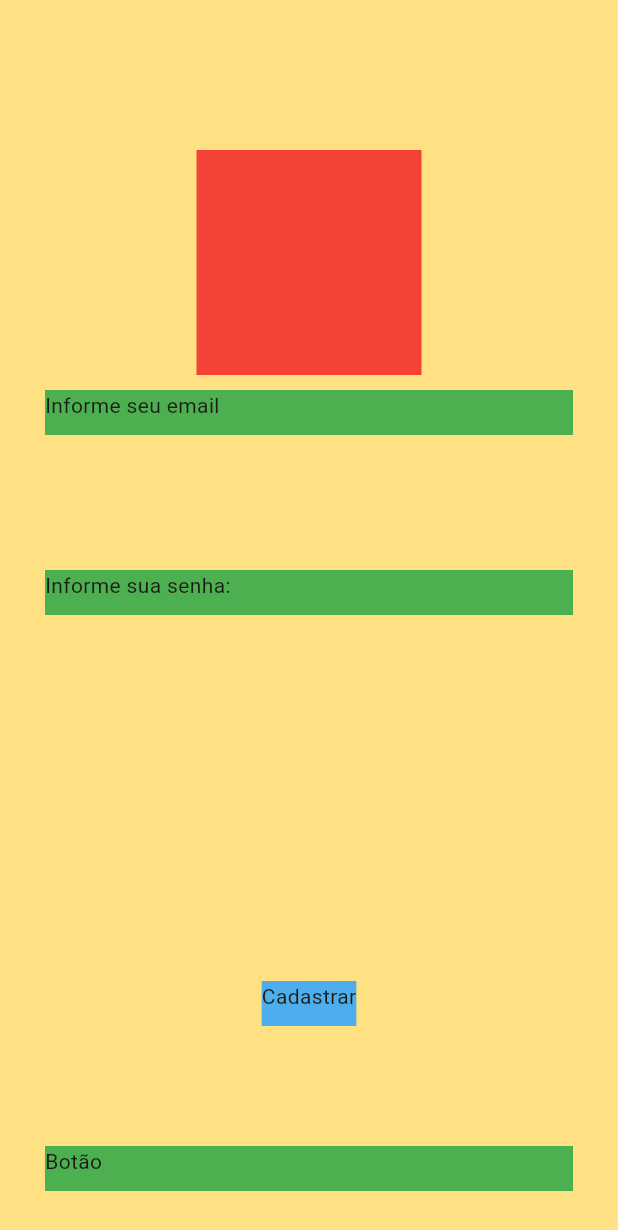
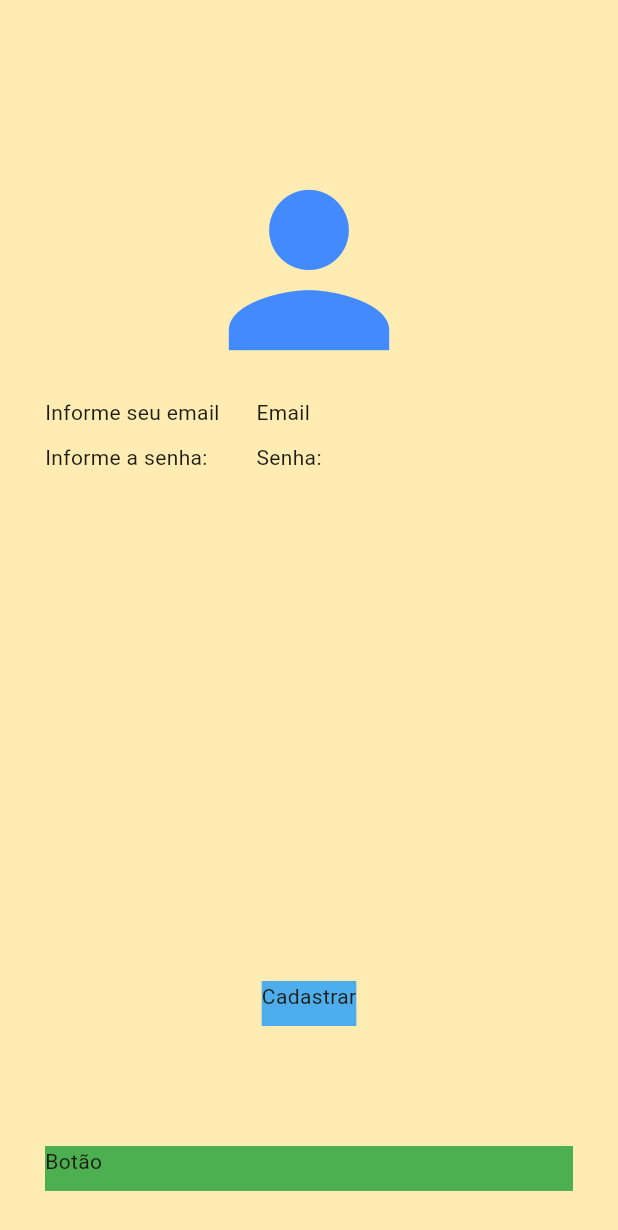
Before and after one commit to Andre-A-Siqueira/estagioflutter, a Flutter app: the screen it shows after launch, on a phone screen of 412 x 824 dp. Shown: the top 1230 px of the screen. Run offline on Flutter 3.47's test engine with Material 3 defaults, Android fonts, the phone set to English and light mode, and no system bars.

Commit message:
modulo1 Concluido

```diff
--- a/lib/pages/login_page.dart
+++ b/lib/pages/login_page.dart
@@ -12,7 +12,7 @@ class _LoginPageState extends State<LoginPage> {
   Widget build(BuildContext context) {
     return SafeArea(
       child: Scaffold(
-          backgroundColor: Colors.amber[200],
+          backgroundColor: Colors.amber[100],
           body: SizedBox(
             width: double.infinity,
             child: Column(
@@ -21,29 +21,37 @@ class _LoginPageState extends State<LoginPage> {
                 const SizedBox(
                   height: 100,
                 ),
-                Container(
-                  width: 150,
-                  height: 150,
-                  color: Colors.red,
+                const Icon(
+                  Icons.person,
+                  size: 160,
+                  color: Colors.blueAccent,
                 ),
                 Container(
-                  width: double.infinity,
-                  margin:
-                      const EdgeInsets.symmetric(horizontal: 30, vertical: 10),
-                  color: Colors.green,
-                  height: 30,
-                  child: const Text("Informe seu email"),
-                ),
-                const SizedBox(
-                  height: 70,
-                ),
+                    width: double.infinity,
+                    margin: const EdgeInsets.symmetric(
+                      horizontal: 30,
+                    ),
+                    height: 30,
+                    alignment: Alignment.center,
+                    child: const Row(
+                      //mainAxisAlignment: MainAxisAlignment.spaceBetween,
+                      children: [
+                        Expanded(flex: 2, child: Text("Informe seu email")),
+                        Expanded(flex: 3, child: Text("Email")),
+                      ],
+                    )),
                 Container(
                   width: double.infinity,
-                  margin:
-                      const EdgeInsets.symmetric(horizontal: 30, vertical: 10),
-                  color: Colors.green,
+                  margin: const EdgeInsets.symmetric(
+                    horizontal: 30,
+                  ),
                   height: 30,
-                  child: const Text("Informe sua senha:"),
+                  child: const Row(
+                    children: [
+                      Expanded(flex: 2, child: Text("Informe a senha:")),
+                      Expanded(flex: 3, child: Text("Senha:")),
+                    ],
+                  ),
                 ),
                 Expanded(child: Container()),
                 Container(
```
